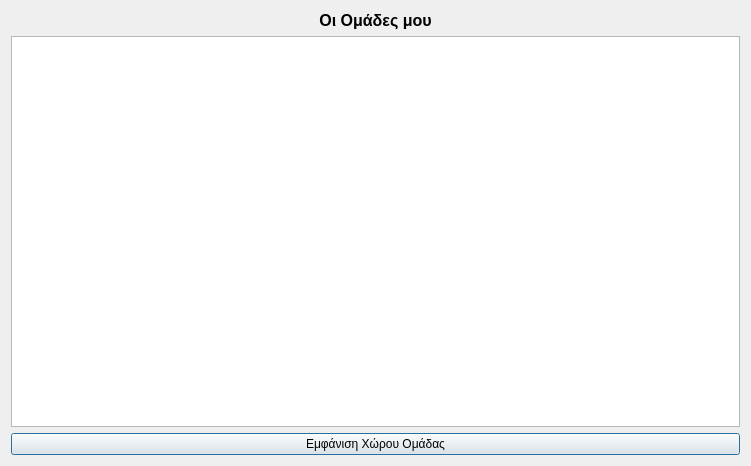
F1l14/Software-Engineering-2025, file ui/6_Team_Space/TeamListScreen.ui: the form before one commit.
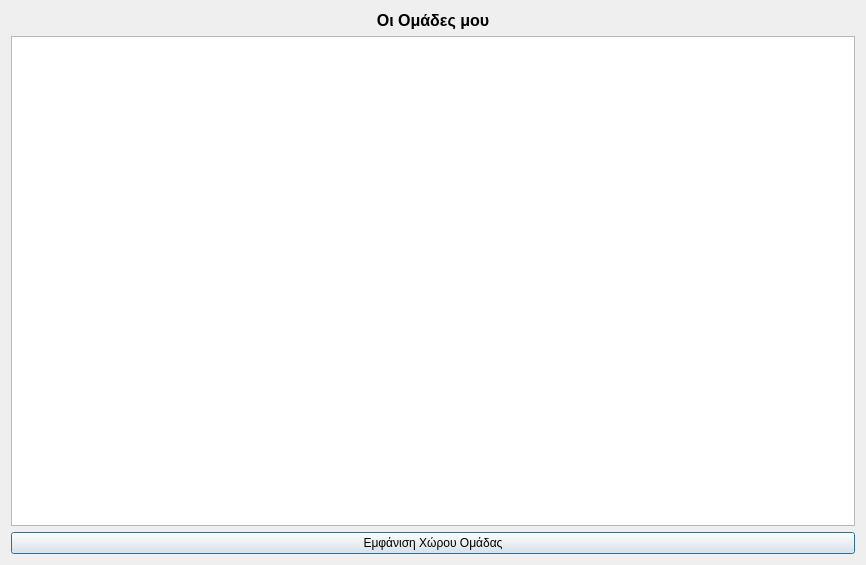
The form after the commit.

Patch:
```diff
--- a/ui/6_Team_Space/TeamListScreen.ui
+++ b/ui/6_Team_Space/TeamListScreen.ui
@@ -6,8 +6,8 @@
    <rect>
     <x>0</x>
     <y>0</y>
-    <width>751</width>
-    <height>466</height>
+    <width>866</width>
+    <height>565</height>
    </rect>
   </property>
   <property name="windowTitle">
```
